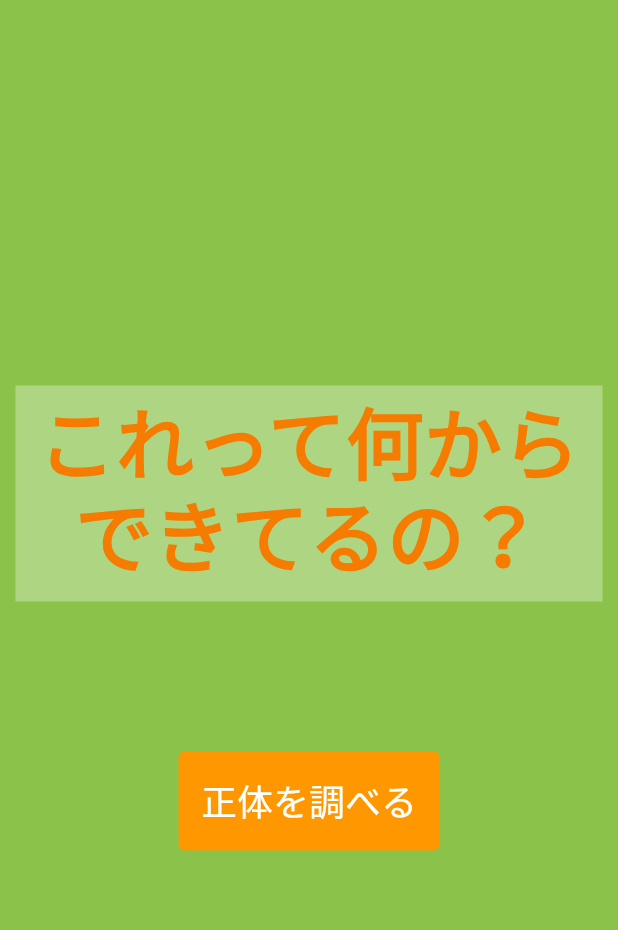
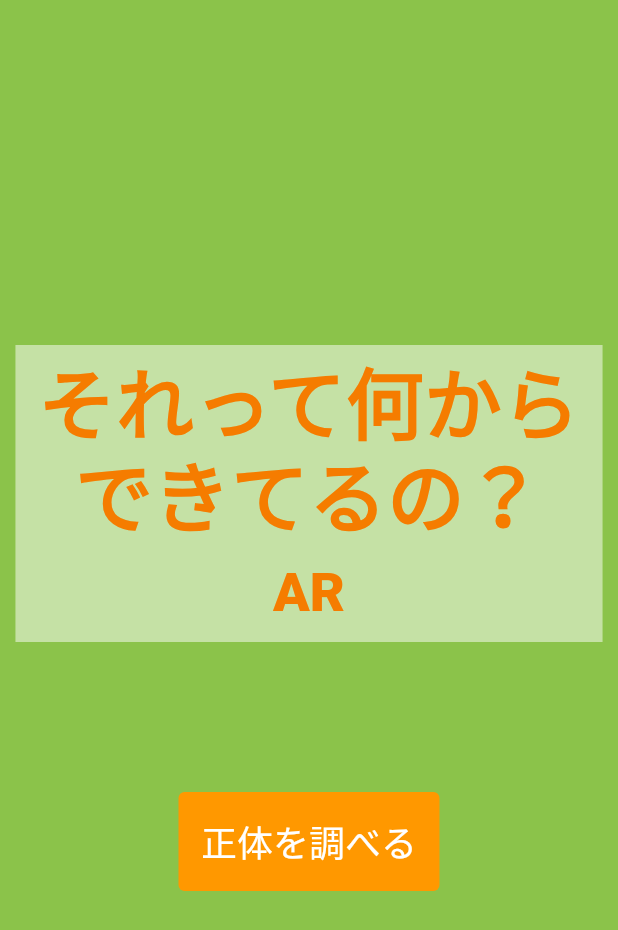
Before and after one commit to TOMOFUMI-KONDO/foodentity_ar, a Flutter app: the screen it shows after launch, on a phone screen of 412 x 824 dp. Shown: the top 930 px of the screen. Run offline on Flutter 3.47's test engine with Material 2 defaults, Android fonts, the phone set to English and light mode, and no system bars; our stand-ins replace flutter_dotenv, image_picker; missing offline and left inert: arcore_flutter_plugin; Roboto replaces fonts that are missing (YuseiMagic).

Commit message:
update styles

```diff
--- a/lib/consts/colors.dart
+++ b/lib/consts/colors.dart
@@ -1,6 +1,7 @@
 import 'package:flutter/material.dart';
 
 const baseColor = Colors.lightGreen;
-final baseColorLight = baseColor.shade300;
+final baseColor200 = baseColor.shade200;
+final baseColor100 = baseColor.shade100;
 const mainColor = Colors.orange;
 final mainColorDark = mainColor.shade700;
--- a/lib/models/identity.dart
+++ b/lib/models/identity.dart
@@ -21,7 +21,7 @@ class Identity {
     },
     "chemical protein": {
       "image": IdentityImage.Powder,
-      "description": "低質で安価な原材料から作られた、人工タンパク質",
+      "description": "低質で安価な原材料から作られた、人工タンパク質。",
       "jpName": "人工タンパク質"
     },
   };
--- a/lib/screens/ar_camera_screen.dart
+++ b/lib/screens/ar_camera_screen.dart
@@ -3,6 +3,7 @@ import 'dart:typed_data';
 
 import 'package:arcore_flutter_plugin/arcore_flutter_plugin.dart';
 import 'package:flutter/material.dart';
+import 'package:foodentity_ar/consts/colors.dart';
 import 'package:foodentity_ar/models/identity.dart';
 import 'package:foodentity_ar/services/api/recognize_image.dart';
 import 'package:foodentity_ar/services/ar/ar_node_manager.dart';
@@ -44,6 +45,8 @@ class _ArCameraScreenState extends State<ArCameraScreen> {
 
     return Scaffold(
       body: SafeArea(
+        child: Container(
+          color: baseColor100,
           child: Column(
             children: [
               SizedBox(
@@ -58,8 +61,8 @@ class _ArCameraScreenState extends State<ArCameraScreen> {
                 ),
               ),
               Expanded(child: IdentityDetail(_displayedIdentity)),
-            const SizedBox(height: 20),
             ],
+          ),
         ),
       ),
     );
--- a/lib/screens/home.dart
+++ b/lib/screens/home.dart
@@ -16,17 +16,26 @@ class HomeScreen extends StatelessWidget {
           mainAxisAlignment: MainAxisAlignment.center,
           children: [
             Container(
-              color: baseColorLight,
+              color: baseColor200,
               padding: const EdgeInsets.symmetric(vertical: 10, horizontal: 15),
-              child: Text(
-                'これって何から\nできてるの？',
-                style: TextStyle(
-                  color: mainColorDark,
-                  fontWeight: FontWeight.w900,
-                  fontSize: 52,
-                  height: 1.2,
+              child: RichText(
+                textAlign: TextAlign.center,
+                text: TextSpan(
+                  style: TextStyle(
+                    height: 1.2,
+                    fontSize: 52,
+                    fontWeight: FontWeight.w900,
+                    color: mainColorDark,
+                    fontFamily: mainFont,
+                  ),
+                  children: [
+                    TextSpan(text: 'それって何から\nできてるの？\n'),
+                    TextSpan(
+                      text: 'AR',
+                      style: const TextStyle(fontSize: 36, height: 1.5),
+                    ),
+                  ],
                 ),
-                textAlign: TextAlign.center,
               ),
             ),
             const SizedBox(height: 100),
@@ -37,7 +46,10 @@ class HomeScreen extends StatelessWidget {
                 child: const Text(
                   '正体を調べる',
                   style: TextStyle(
-                      fontSize: 24, color: Colors.white, fontFamily: mainFont),
+                    fontSize: 24,
+                    color: Colors.white,
+                    fontFamily: mainFont,
+                  ),
                 ),
               ),
             ),
```
Also changed, not shown: lib/widgets/identity_detail.dart (+21 -15 lines). Lines whose indentation alone changed are shown as unchanged.
